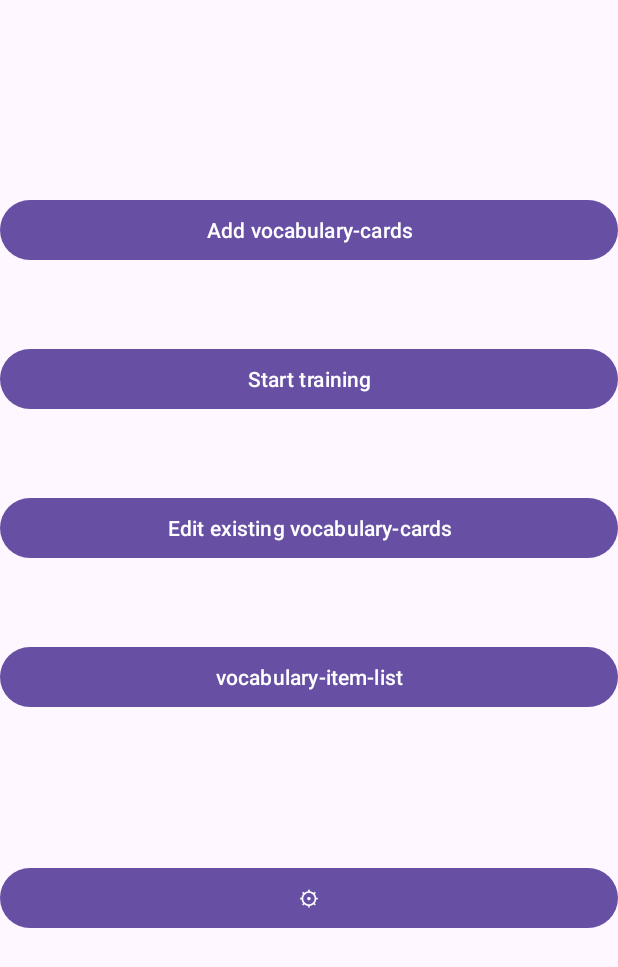
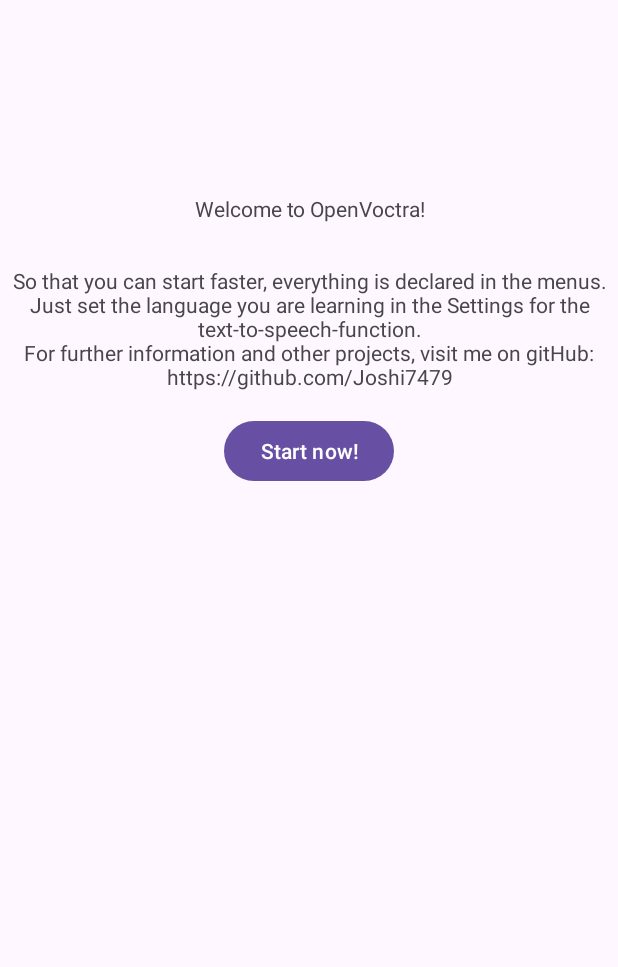
Before and after one commit to Joshi7479/OpenVoctra, an Android app built with Jetpack Compose: the screen it shows after launch (MainActivity), on a phone screen of 412 x 824 dp. Shown: the top 967 px of the screen. Run offline under Robolectric (Android 15) with nearby library versions, the phone set to English and light mode, and no system bars; our stand-ins replace Room's generated code.

Commit message:
Add files via upload

```diff
--- a/OpenVoctra/app/src/main/java/com/example/openvoctra/MainActivity.kt
+++ b/OpenVoctra/app/src/main/java/com/example/openvoctra/MainActivity.kt
@@ -28,7 +28,6 @@ class MainActivity : AppCompatActivity() {
 
         var currentvoceditcontent = ""
         var currentvoceditname = ""
-        var isfirstvoclistrun = true
 
         val preferences = getSharedPreferences("learnlanguage", Context.MODE_PRIVATE)
         val writer = preferences.edit()
@@ -71,14 +70,30 @@ class MainActivity : AppCompatActivity() {
         val voclistlayout = findViewById<LinearLayout>(R.id.voclistlayout)
         val starttrainingfromvoclist = findViewById<Button>(R.id.starttrainingfromvoclist)
         val voclistdone = findViewById<Button>(R.id.leavevoclist)
+        val welcomestartlayout = findViewById<LinearLayout>(R.id.welcomestartlayout)
+        val welcomestartbutton = findViewById<Button>(R.id.welcomestart)
+        val welcomescreen = findViewById<LinearLayout>(R.id.welcome)
 
         var vocnumber = 1
         val usedrandom = mutableSetOf<Int>()
         var currentId = 0
         var lastvoc = 0
+        val isfirstrun = preferences.getBoolean("isfirstrun", true)
 
         startscreen.visibility = View.VISIBLE
-        writer.putBoolean("isfirstvoclistrun", isfirstvoclistrun).apply()
+
+        if(isfirstrun) {
+            writer.putBoolean("isfirstrun", false)
+            startscreen.visibility = View.GONE
+            welcomestartlayout.visibility = View.VISIBLE
+            welcomescreen.visibility = View.VISIBLE
+            welcomestartbutton.setOnClickListener {
+                welcomescreen.visibility = View.GONE
+                startscreen.visibility = View.VISIBLE
+                Toast.makeText(this, getString(R.string.startscreenhint), Toast.LENGTH_LONG).show()
+                welcomestartbutton.visibility = View.GONE
+            }
+        }
 
         fun newvoc(right: Int) {
             voctranslation.visibility = View.GONE
@@ -87,7 +102,7 @@ class MainActivity : AppCompatActivity() {
                 val voccount = dao.getCount()
 
                 if (voccount == 0) {
-                    voc.text = "Nothing saved yet!"
+                    voc.text = getString(R.string.nothingsaved)
                     voctranslation.text = ""
                     return@launch
                 }
@@ -121,7 +136,7 @@ class MainActivity : AppCompatActivity() {
                 if (count == 0) {
                     vocnumber = 0
                     vocnumberedit.setText("")
-                    vocnameedit.setText("Nothing saved yet!")
+                    vocnameedit.setText(getString(R.string.nothingsaved))
                     voctranslationedit.setText("")
                     return@launch
                 }
@@ -331,12 +346,29 @@ class MainActivity : AppCompatActivity() {
             newvoc(0)
         }
 
-        wrongbutton.setOnClickListener { newvoc(0) }
-        rightbutton.setOnClickListener { newvoc(1) }
+        wrongbutton.setOnClickListener {
+            if(showtranslation.visibility == View.VISIBLE) {
+                Toast.makeText(this, getString(R.string.pltranslate), Toast.LENGTH_SHORT).show()
+            } else {
+                newvoc(0)
+            }
+        }
+        rightbutton.setOnClickListener {
+            if(showtranslation.visibility == View.VISIBLE) {
+                Toast.makeText(this, getString(R.string.pltranslate), Toast.LENGTH_SHORT).show()
+            } else {
+                newvoc(1)
+            }
+        }
 
         exitbutton.setOnClickListener {
             maincard.visibility = View.GONE
             startscreen.visibility = View.VISIBLE
         }
     }
+
+    override fun onDestroy() {
+        super.onDestroy()
+        ttsManager.stopall()
+    }
 }
--- a/OpenVoctra/app/src/main/java/com/example/openvoctra/ObjektAdapter.kt
+++ b/OpenVoctra/app/src/main/java/com/example/openvoctra/ObjektAdapter.kt
@@ -11,7 +11,6 @@ import androidx.recyclerview.widget.RecyclerView
 import java.util.Locale
 import android.content.Context
 import android.os.Handler
-import android.content.Intent
 import kotlinx.coroutines.launch
 import android.os.Looper
 import kotlinx.coroutines.CoroutineScope
--- a/OpenVoctra/app/src/main/res/layout/activity_main.xml
+++ b/OpenVoctra/app/src/main/res/layout/activity_main.xml
@@ -17,9 +17,10 @@
         android:layout_width="match_parent"
         android:orientation="vertical"
         android:id="@+id/startscreen"
-        android:visibility="gone"
+        android:visibility="visible"
         android:gravity="center_horizontal"
         android:layout_height="wrap_content">
+
         <Button
             android:layout_width="match_parent"
             android:id="@+id/startadd"
@@ -446,5 +447,37 @@
 
     </LinearLayout>
 
+    <LinearLayout
+        android:layout_width="match_parent"
+        android:visibility="gone"
+        android:layout_height="wrap_content"
+        android:id="@+id/welcome"
+        android:orientation="vertical"
+        android:gravity="center">
+
+        <TextView
+            android:layout_width="match_parent"
+            android:layout_height="wrap_content"
+            android:gravity="center"
+            android:text="@string/welcome"/>
+
+    </LinearLayout>
+
+    <LinearLayout
+        android:layout_width="match_parent"
+        android:layout_height="wrap_content"
+        android:id="@+id/welcomestartlayout"
+        android:visibility="gone"
+        android:orientation="vertical"
+        android:gravity="center">
+
+        <Button
+            android:layout_width="wrap_content"
+            android:layout_height="wrap_content"
+            android:id="@+id/welcomestart"
+            android:text="@string/start"/>
+
+    </LinearLayout>
+
 
 </LinearLayout>
--- a/OpenVoctra/app/src/main/res/values/strings.xml
+++ b/OpenVoctra/app/src/main/res/values/strings.xml
@@ -16,17 +16,21 @@
     <string name="opentranslation">Show translation</string>
     <string name="settingsunicode">⚙</string>
     <string name="done">Done</string>
-    <string name="ownlanguage">A word in you`re first language</string>
+    <string name="ownlanguage">A word in your first language</string>
     <string name="learnlanguage">The translation (e.g. in German).</string>
     <string name="lernsettingsownl">Which language do you speak?</string>
-    <string name="lernsettingslearnl">Choose the language you wan´t to learn</string>
+    <string name="lernsettingslearnl">Choose the language you want´ to learn</string>
     <string name="bothfields">Please fill out both fields!</string>
     <string name="currentlanguage">The currently selected language code is: </string>
     <string name="nothingsaved">Nothing saved yet!</string>
     <string name="voclist">vocabulary-item-list</string>
     <string name="cancel">Cancel</string>
     <string name="chooselanguage">Choose the language</string>
-    <string name="voclisthint">This is the voclist, where you can learn all saved vocabulary-items.\n(Tap to open in editor, hold to delete)</string>
+    <string name="voclisthint">This is the vocabulary-item-list, where you can learn all saved vocabulary-items.\n(Tap to open in editor, hold to delete)</string>
     <string name="playbutton">▶︎</string>
     <string name="test">Testbutton</string>
+    <string name="welcome">Welcome to OpenVoctra!\n\n\nSo that you can start faster, everything is declared in the menus. Just set the language you are learning in the Settings for the text-to-speech-function.\nFor further information and other projects, visit me on gitHub:\nhttps://github.com/Joshi7479\n</string>
+    <string name="start">Start now!</string>
+    <string name="startscreenhint">This is the Startscreen/Hub. From here you can start the activities!</string>
+    <string name="pltranslate">Please have a look on the translation first!</string>
 </resources>
```
Also changed, not shown: 1 other file.
